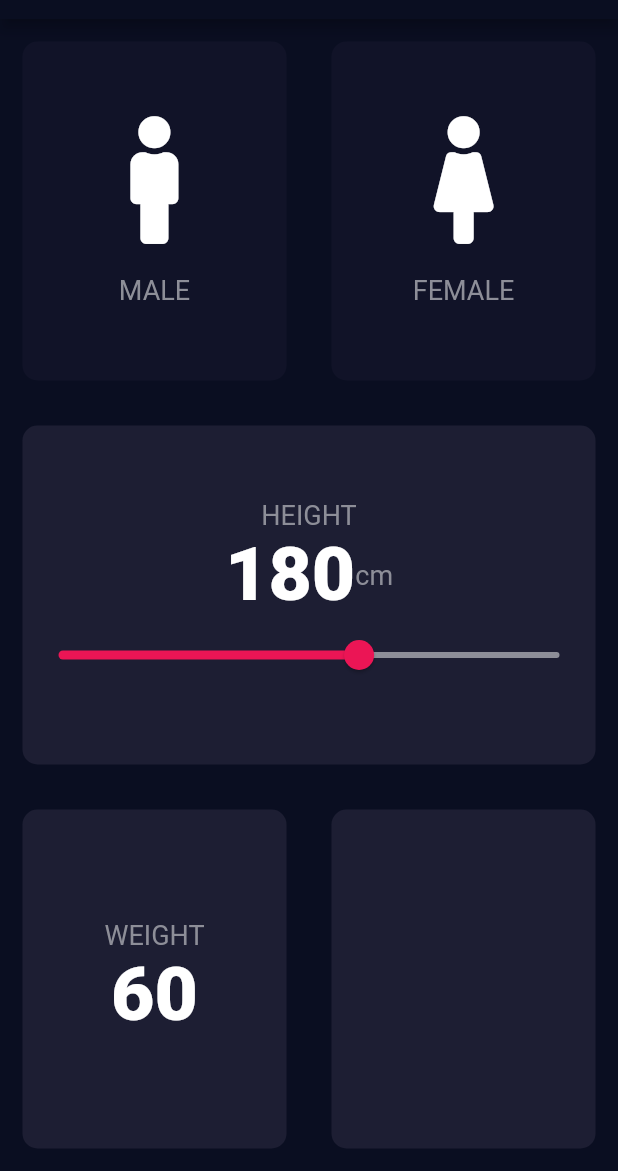
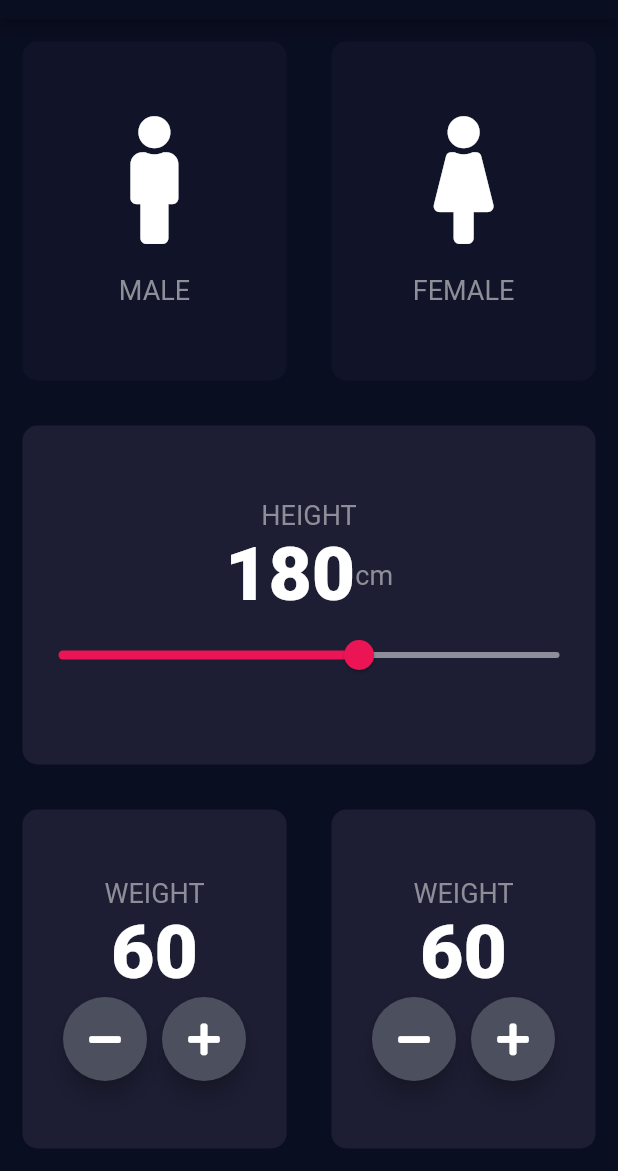
Before and after one commit to malikijazbashir/bmi_calculator, a Flutter app: the screen it shows after launch, on a phone screen of 412 x 824 dp, the part 65-1236 px from its top. Run offline on Flutter 3.47's test engine with Material 2 defaults, Android fonts, the phone set to English and light mode, and no system bars; our stand-ins replace font_awesome_flutter.

Commit message:
I Done Lecture No 67 Adding Floating Custom BUtton in flutter for BMI calculator

```diff
--- a/lib/input_page.dart
+++ b/lib/input_page.dart
@@ -103,13 +103,64 @@ class _InputPageState extends State<InputPage> {
                     Row(
                       mainAxisAlignment: MainAxisAlignment.center,
                       children: <Widget>[
+                        RoundIcon(
+                          iconData: FontAwesomeIcons.minus,
+                        onPress: (){
+                            setState(() {
+                              genderWeight--;
+                            });
+                        },
+                        ),
+                        SizedBox(width: 10.0),
+                        RoundIcon(
+                          iconData: FontAwesomeIcons.plus,
+                          onPress: (){
+                            setState(() {
+                              genderWeight++;
+                            });
+                          },
+
+                        )
+
 
                       ],
                     )
                   ],
                 ),
               )),
-              Expanded(child: new RepeatContainerCode(colors: Color(0xFF1D1E33),)),
+              Expanded(child: new RepeatContainerCode(colors: Color(0xFF1D1E33),
+                cardWidget: Column(
+                  mainAxisAlignment: MainAxisAlignment.center,
+                  children: <Widget>[
+                    Text('WEIGHT',style: klablestyle,),
+                    Text(genderWeight.toString(),style: knumberstyle,),
+                    Row(
+                      mainAxisAlignment: MainAxisAlignment.center,
+                      children: <Widget>[
+                        RoundIcon(
+                          iconData: FontAwesomeIcons.minus,
+                          onPress: (){
+                            setState(() {
+                              genderWeight--;
+                            });
+                          },
+                        ),
+                        SizedBox(width: 10.0),
+                        RoundIcon(
+                          iconData: FontAwesomeIcons.plus,
+                          onPress: (){
+                            setState(() {
+                              genderWeight++;
+                            });
+                          },
+
+                        )
+
+
+                      ],
+                    )
+                  ],
+                ),)),
             ],
           )),
         ],
```
